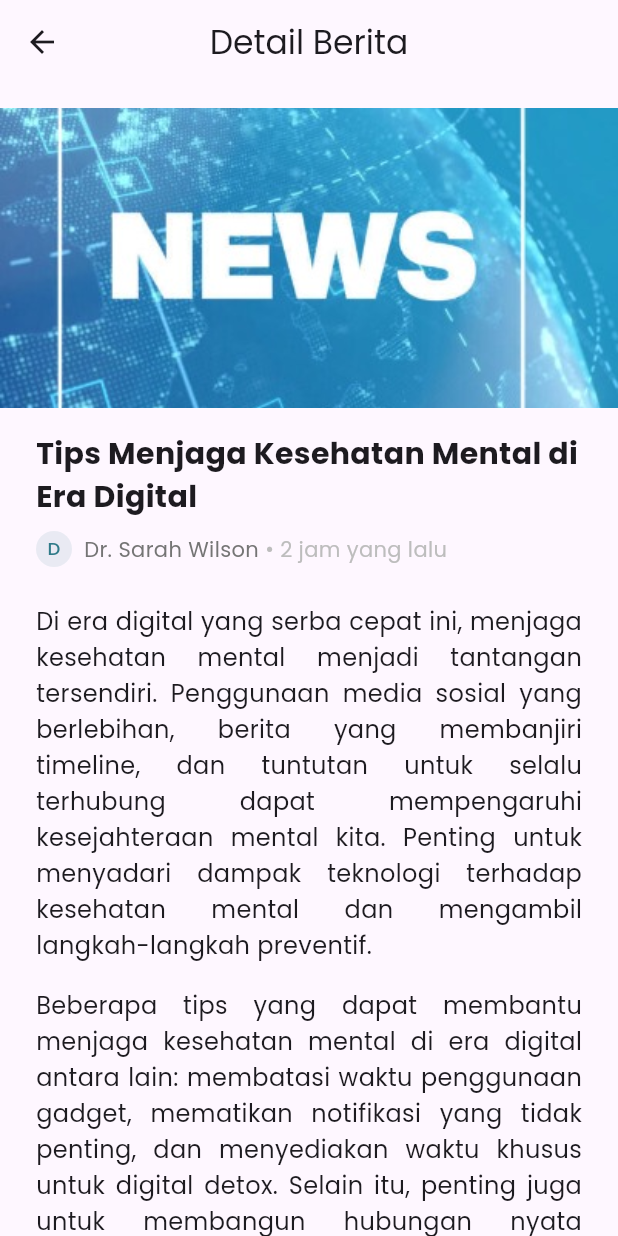
After one commit to ahmadazizfauzi/news_idcamp, a Flutter app: the screen it shows after launch, after a tap on "Tips Menjaga Kesehatan Mental di Era Dig", on a phone screen of 412 x 824 dp. The commit adds this screen. Run offline on Flutter 3.47's test engine with Material 3 defaults, Android fonts, the phone set to English and light mode, and no system bars; our stand-ins replace google_fonts.

Commit message:
feature: detail news

```diff
--- a/lib/data/data_news.dart
+++ b/lib/data/data_news.dart
@@ -1,38 +1,58 @@
 class NewsItem {
+  final int id;
   final String title;
   final String author;
   final String date;
   final String imagePath;
+  final List<String> description;
 
   NewsItem({
+    required this.id,
     required this.title,
     required this.author,
     required this.date,
     required this.imagePath,
+    required this.description,
   });
 }
 
 class DataNews {
   static List<NewsItem> newsItems = [
     NewsItem(
+      id: 1,
       title: "Tips Menjaga Kesehatan Mental di Era Digital",
       author: "Dr. Sarah Wilson",
       date: "2 jam yang lalu",
       imagePath: "assets/images/news/news_image.jpeg",
+      description: [
+        "Di era digital yang serba cepat ini, menjaga kesehatan mental menjadi tantangan tersendiri. Penggunaan media sosial yang berlebihan, berita yang membanjiri timeline, dan tuntutan untuk selalu terhubung dapat mempengaruhi kesejahteraan mental kita. Penting untuk menyadari dampak teknologi terhadap kesehatan mental dan mengambil langkah-langkah preventif.",
+        "Beberapa tips yang dapat membantu menjaga kesehatan mental di era digital antara lain: membatasi waktu penggunaan gadget, mematikan notifikasi yang tidak penting, dan menyediakan waktu khusus untuk digital detox. Selain itu, penting juga untuk membangun hubungan nyata dengan orang-orang terdekat dan melakukan aktivitas fisik secara teratur.",
+        "Jangan lupa untuk selalu memprioritaskan kesehatan mental Anda. Jika merasa kewalahan, jangan ragu untuk mencari bantuan profesional. Ingat bahwa mengambil jeda dari dunia digital bukanlah hal yang buruk, melainkan langkah penting untuk menjaga keseimbangan hidup di era modern.",
+      ],
     ),
     NewsItem(
+      id: 2,
       title: "Pentingnya Olahraga Rutin untuk Kesehatan Jantung",
       author: "John Smith",
       date: "5 jam yang lalu",
       imagePath: "assets/images/news/news_image.jpeg",
-
+      description: [
+        "Olahraga rutin memiliki banyak manfaat bagi kesehatan jantung. Selain membantu menurunkan tekanan darah dan mengurangi risiko penyakit jantung, olahraga juga dapat meningkatkan kesehatan mental dan meningkatkan kualitas hidup.",
+        "Beberapa tips yang dapat membantu menjaga kesehatan jantung antara lain: melakukan olahraga secara teratur, memilih olahraga yang menyenangkan, dan mengkombinasikan olahraga dengan gaya hidup yang sehat.",
+        "Jangan lupa untuk selalu memprioritaskan kesehatan jantung Anda. Jika merasa kewalahan, jangan ragu untuk mencari bantuan profesional. Ingat bahwa mengambil jeda dari olahraga bukanlah hal yang buruk, melainkan langkah penting untuk menjaga keseimbangan hidup di era modern.",
+      ],
     ),
     NewsItem(
+      id: 3,
       title: "Makanan Sehat untuk Meningkatkan Imunitas Tubuh",
       author: "Maria Garcia",
       date: "1 hari yang lalu",
       imagePath: "assets/images/news/news_image.jpeg",
-
+      description: [
+        "Makanan sehat memiliki banyak manfaat bagi kesehatan tubuh, termasuk meningkatkan imunitas tubuh. Selain itu, makanan sehat juga dapat meningkatkan kesehatan mental dan meningkatkan kualitas hidup.",
+        "Beberapa tips yang dapat membantu menjaga kesehatan tubuh antara lain: mengonsumsi makanan yang seimbang, mengonsumsi buah-buahan dan sayuran secara teratur, dan mengonsumsi protein yang seimbang.",
+        "Jangan lupa untuk selalu memprioritaskan kesehatan tubuh Anda. Jika merasa kewalahan, jangan ragu untuk mencari bantuan profesional. Ingat bahwa mengambil jeda dari makanan sehat bukanlah hal yang buruk, melainkan langkah penting untuk menjaga keseimbangan hidup di era modern.",
+      ],
     ),
   ];
 }
--- /dev/null
+++ b/lib/persentation/screens/detail_news/detail_news_screen.dart
@@ -0,0 +1,48 @@
+import 'package:flutter/material.dart';
+import 'package:news/data/data_news.dart';
+import 'package:news/widgets/non_reusable/detail_news/banner_image_detail_widget.dart';
+import 'package:news/widgets/non_reusable/detail_news/heading_detail_widget.dart';
+import 'package:news/widgets/non_reusable/detail_news/content_news_detail_widget.dart';
+
+class DetailNewsScreen extends StatelessWidget {
+  final int newsId;
+
+  const DetailNewsScreen({super.key, required this.newsId});
+
+  @override
+  Widget build(BuildContext context) {
+    final newsItem = DataNews.newsItems.firstWhere((item) => item.id == newsId);
+
+    return Scaffold(
+      appBar: AppBar(
+        title: Text('Detail Berita'),
+        elevation: 0,
+        centerTitle: true,
+      ),
+      body: SingleChildScrollView(
+        padding: const EdgeInsets.symmetric(vertical: 16),
+        child: Column(
+          crossAxisAlignment: CrossAxisAlignment.start,
+          children: [
+            BannerImageDetailWidget(imagePath: newsItem.imagePath),
+            Padding(
+              padding: const EdgeInsets.symmetric(horizontal: 24, vertical: 16),
+              child: Column(
+                crossAxisAlignment: CrossAxisAlignment.start,
+                children: [
+                  HeadingDetailWidget(
+                    title: newsItem.title,
+                    author: newsItem.author,
+                    date: newsItem.date,
+                  ),
+                  const SizedBox(height: 24),
+                  ContentNewsDetailWidget(paragraphs: newsItem.description),
+                ],
+              ),
+            ),
+          ],
+        ),
+      ),
+    );
+  }
+}
--- a/lib/routes/navigation.dart
+++ b/lib/routes/navigation.dart
@@ -3,6 +3,7 @@ import 'package:google_fonts/google_fonts.dart';
 import 'package:news/persentation/screens/home/home_screen.dart';
 import 'package:news/persentation/screens/welcome/welcome_screen.dart';
 import 'package:news/routes/bottom_bar_route.dart';
+import 'package:news/persentation/screens/detail_news/detail_news_screen.dart';
 
 class Navigation extends StatelessWidget {
   const Navigation({super.key});
@@ -26,6 +27,11 @@ class Navigation extends StatelessWidget {
         '/welcome': (context) => const WelcomeScreen(),
         '/home': (context) => const HomeScreen(),
         '/isLoggedIn': (context) => const BottomBarRoute(),
+        '/detail-news': (context) {
+          final args = ModalRoute.of(context)!.settings.arguments
+              as Map<String, dynamic>;
+          return DetailNewsScreen(newsId: args['newsId']);
+        },
       },
     );
   }
--- /dev/null
+++ b/lib/widgets/non_reusable/detail_news/banner_image_detail_widget.dart
@@ -0,0 +1,20 @@
+import 'package:flutter/material.dart';
+
+class BannerImageDetailWidget extends StatelessWidget {
+  final String imagePath;
+
+  const BannerImageDetailWidget({
+    super.key,
+    required this.imagePath,
+  });
+
+  @override
+  Widget build(BuildContext context) {
+    return Image.asset(
+      imagePath,
+      width: double.infinity,
+      height: 200,
+      fit: BoxFit.cover,
+    );
+  }
+}
--- /dev/null
+++ b/lib/widgets/non_reusable/detail_news/content_news_detail_widget.dart
@@ -0,0 +1,29 @@
+import 'package:flutter/material.dart';
+
+class ContentNewsDetailWidget extends StatelessWidget {
+  final List<String> paragraphs;
+
+  const ContentNewsDetailWidget({
+    super.key,
+    required this.paragraphs,
+  });
+
+  @override
+  Widget build(BuildContext context) {
+    return Column(
+      children: paragraphs
+          .map((paragraph) => Padding(
+                padding: const EdgeInsets.only(bottom: 16),
+                child: Text(
+                  paragraph,
+                  style: const TextStyle(
+                    fontSize: 16,
+                    height: 1.5,
+                  ),
+                  textAlign: TextAlign.justify,
+                ),
+              ))
+          .toList(),
+    );
+  }
+}
--- /dev/null
+++ b/lib/widgets/non_reusable/detail_news/heading_detail_widget.dart
@@ -0,0 +1,67 @@
+import 'package:flutter/material.dart';
+import 'package:google_fonts/google_fonts.dart';
+import 'package:news/constants/color/app_color.dart';
+
+class HeadingDetailWidget extends StatelessWidget {
+  final String title;
+  final String author;
+  final String date;
+
+  const HeadingDetailWidget({
+    super.key,
+    required this.title,
+    required this.author,
+    required this.date,
+  });
+
+  @override
+  Widget build(BuildContext context) {
+    return Column(
+      crossAxisAlignment: CrossAxisAlignment.start,
+      children: [
+        Text(
+          title,
+          style: GoogleFonts.poppins(
+            fontSize: 20,
+            fontWeight: FontWeight.bold,
+          ),
+        ),
+        SizedBox(height: 8),
+        Row(
+          children: [
+            CircleAvatar(
+              radius: 12,
+              backgroundColor: AppColors.primary.withOpacity(0.1),
+              child: Text(
+                author[0],
+                style: TextStyle(
+                  fontSize: 12,
+                  color: AppColors.primary,
+                ),
+              ),
+            ),
+            SizedBox(width: 8),
+            Text(
+              author,
+              style: GoogleFonts.poppins(
+                fontSize: 14,
+                color: Colors.grey[600],
+              ),
+            ),
+            Text(
+              " • ",
+              style: TextStyle(color: Colors.grey[400]),
+            ),
+            Text(
+              date,
+              style: GoogleFonts.poppins(
+                fontSize: 14,
+                color: Colors.grey[400],
+              ),
+            ),
+          ],
+        ),
+      ],
+    );
+  }
+}
--- a/lib/widgets/non_reusable/home/news_article_home_widget.dart
+++ b/lib/widgets/non_reusable/home/news_article_home_widget.dart
@@ -61,6 +61,7 @@ class _NewsArticleState extends State<NewsArticle> {
             .map((news) => Column(
                   children: [
                     BuildNewsCard(
+                      id: news.id,
                       title: news.title,
                       author: news.author,
                       date: news.date,
@@ -76,6 +77,7 @@ class _NewsArticleState extends State<NewsArticle> {
 }
 
 class BuildNewsCard extends StatelessWidget {
+  final int id;
   final String title;
   final String author;
   final String date;
@@ -83,6 +85,7 @@ class BuildNewsCard extends StatelessWidget {
 
   const BuildNewsCard({
     Key? key,
+    required this.id,
     required this.title,
     required this.author,
     required this.date,
@@ -91,7 +94,15 @@ class BuildNewsCard extends StatelessWidget {
 
   @override
   Widget build(BuildContext context) {
-    return Container(
+    return GestureDetector(
+      onTap: () {
+        Navigator.pushNamed(
+          context,
+          '/detail-news',
+          arguments: {'newsId': id},
+        );
+      },
+      child: Container(
         decoration: BoxDecoration(
           border: Border.all(color: Colors.grey.shade200),
           borderRadius: BorderRadius.circular(12),
@@ -175,6 +186,7 @@ class BuildNewsCard extends StatelessWidget {
             ),
           ],
         ),
+      ),
     );
   }
 }
```
Lines whose indentation alone changed are shown as unchanged.
